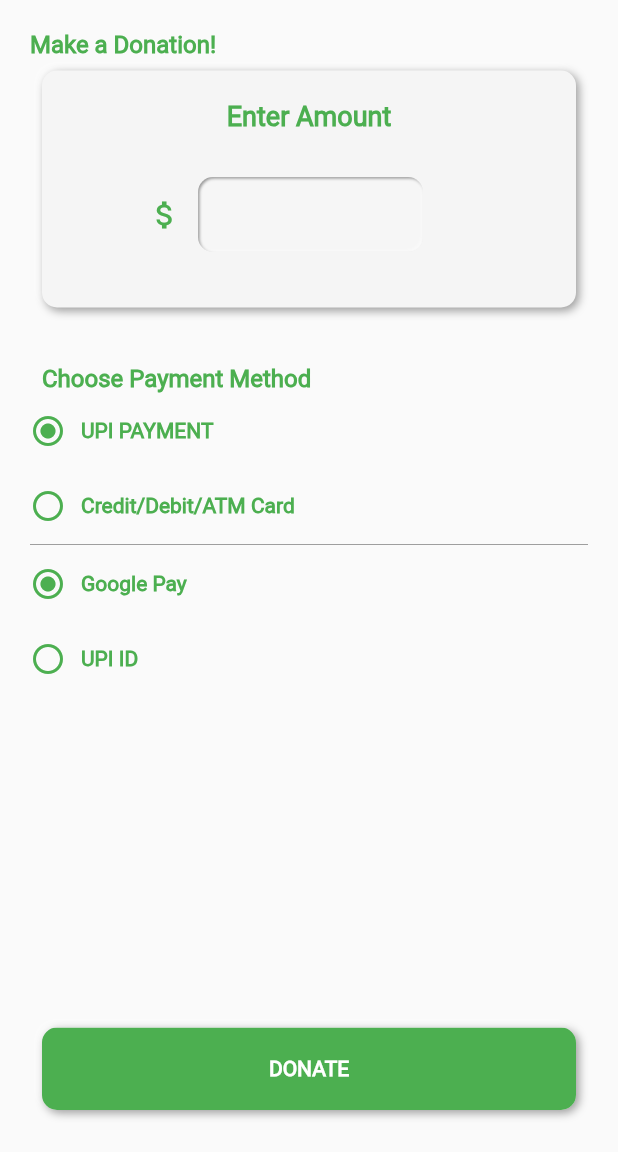
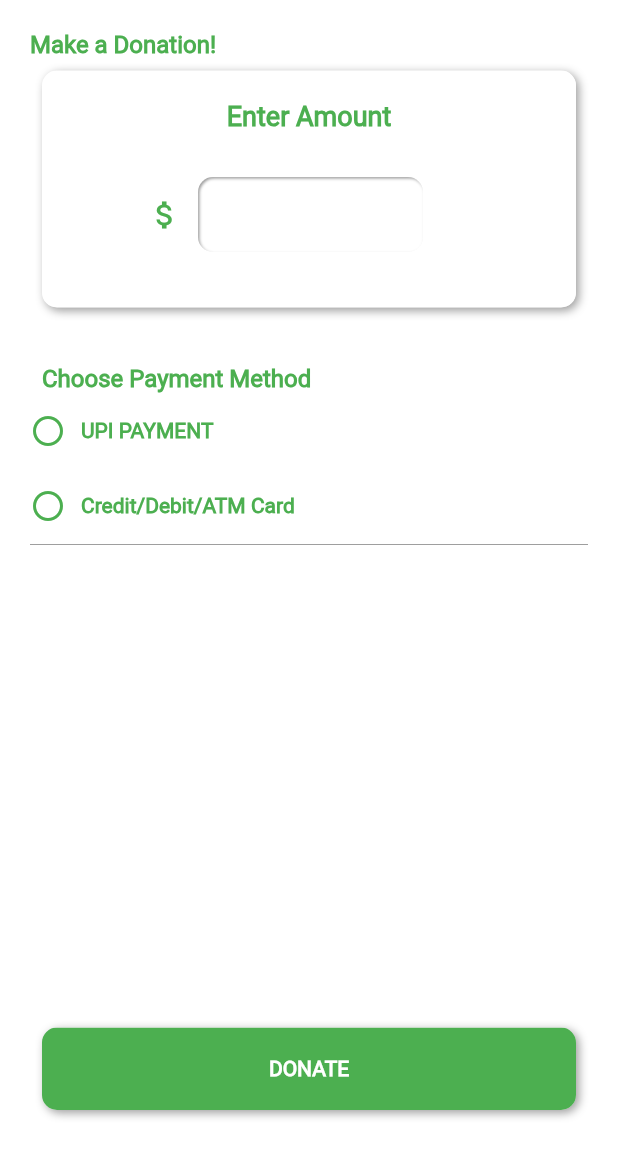
Before and after one commit to growlah/grow_local_eat_local, a Flutter app: the DonateScreen screen opened directly, on a phone screen of 412 x 824 dp, the part 84-1236 px from its top. Run offline on Flutter 3.47's test engine with Material 2 defaults, Android fonts, the light colour scheme and no system bars; drawn by our look-alikes of flutter_neumorphic; our stand-ins replace camera, chewie, firebase_auth, fluttertoast, image_picker, video_player; missing offline and left inert: arcore_flutter_plugin; accounts and stored records are empty.

Commit message:
donation screen implemented

```diff
--- a/lib/utils/assets.dart
+++ b/lib/utils/assets.dart
@@ -71,4 +71,5 @@ class Assets{
   static String appLogo='images/app_logo.png';
   static String bottomLogo='images/bottom_logo.png';
   static String scanIcon='images/scan_icon.png';
+  static String gPayIcon='images/gPay.png';
 }
--- a/lib/view/donate_screen.dart
+++ b/lib/view/donate_screen.dart
@@ -1,6 +1,7 @@
 import 'package:flutter/material.dart';
 import 'package:flutter_neumorphic/flutter_neumorphic.dart';
 import 'package:grow_lah/utils/app_config.dart';
+import 'package:grow_lah/utils/assets.dart';
 
 class DonateScreen extends StatefulWidget {
   DonateScreen({Key key}) : super(key: key);
@@ -13,6 +14,10 @@ class DonateScreen extends StatefulWidget {
 
 class _DonateScreenState extends State<DonateScreen> {
   TextEditingController textEditingController=TextEditingController();
+  bool upiPayment=false;
+  bool creditCard=false;
+  bool gPay=false;
+  bool upiId=false;
   @override
   void initState() {
     super.initState();
@@ -27,6 +32,7 @@ class _DonateScreenState extends State<DonateScreen> {
   Widget build(BuildContext context) {
     return Scaffold(
       resizeToAvoidBottomPadding: false,
+      backgroundColor: Colors.white,
       appBar: AppConfig.appBar('DONATE', context, true),
       body: Padding(
         padding: const EdgeInsets.all(20.0),
@@ -44,6 +50,7 @@ class _DonateScreenState extends State<DonateScreen> {
                 boxShape: AppConfig.neuShape,
                 child: Container(
                   height: 158.0,
+                  color: Colors.white,
                   width: 365.0,
                   child: Center(
                     child: Column(
@@ -109,11 +116,20 @@ class _DonateScreenState extends State<DonateScreen> {
                 color: Colors.green,
               ),),
             ),
-            Container(
+            GestureDetector(
+              onTap: (){
+                setState(() {
+                  upiPayment=!upiPayment;
+                  creditCard=false;
+                });
+              },
+              child: Container(
                 height: 50.0,
                 child: Row(
                   children: <Widget>[
-                  Icon(Icons.radio_button_checked,color: Colors.green,),
+                    Icon(
+                      !upiPayment?Icons.radio_button_unchecked:
+                      Icons.radio_button_checked,color: Colors.green,),
                     Padding(
                       padding: const EdgeInsets.only(left:10.0),
                       child: Text('UPI PAYMENT',style: TextStyle(color: Colors.green,
@@ -122,11 +138,20 @@ class _DonateScreenState extends State<DonateScreen> {
                   ],
                 ),
               ),
-            Container(
+            ),
+            GestureDetector(
+              onTap: (){
+                setState(() {
+                  creditCard=!creditCard;
+                  upiPayment=false;
+                });
+              },
+              child: Container(
                 height: 50.0,
                 child: Row(
                   children: <Widget>[
-                  Icon(Icons.radio_button_unchecked,color: Colors.green,),
+                    Icon(creditCard?Icons.radio_button_checked:
+                      Icons.radio_button_unchecked,color: Colors.green,),
                     Padding(
                       padding: const EdgeInsets.only(left:10.0),
                       child: Text('Credit/Debit/ATM Card',style: TextStyle(color: Colors.green,
@@ -135,33 +160,10 @@ class _DonateScreenState extends State<DonateScreen> {
                   ],
                 ),
               ),
+            ),
             AppConfig.divider(),
-            Container(
-              height: 50.0,
-              child: Row(
-                children: <Widget>[
-                  Icon(Icons.radio_button_checked,color: Colors.green,),
-                  Padding(
-                    padding: const EdgeInsets.only(left:10.0),
-                    child: Text('Google Pay',style: TextStyle(color: Colors.green,
-                        fontSize: 14.0,fontWeight: FontWeight.bold),),
-                  )
-                ],
-              ),
-            ),
-            Container(
-              height: 50.0,
-              child: Row(
-                children: <Widget>[
-                  Icon(Icons.radio_button_unchecked,color: Colors.green,),
-                  Padding(
-                    padding: const EdgeInsets.only(left:10.0),
-                    child: Text('UPI ID',style: TextStyle(color: Colors.green,
-                        fontSize: 14.0,fontWeight: FontWeight.bold),),
-                  )
-                ],
-              ),
-            ),
+           upiPayment?loadUpiWidget():
+               creditCard?loadCardWidget():Container(),
             Expanded(child: Container()),
             donateBtn()
           ],
@@ -194,6 +196,66 @@ class _DonateScreenState extends State<DonateScreen> {
     );
   }
 
+  Widget loadUpiWidget() {
+    return Column(
+       children: <Widget>[
+         GestureDetector(
+           onTap: (){
+             setState(() {
+               gPay=!gPay;
+               upiId=false;
+             });
+           },
+           child: Container(
+             height: 50.0,
+             child: Row(
+               children: <Widget>[
+                 Icon(
+                   !gPay?Icons.radio_button_unchecked:
+                   Icons.radio_button_checked,color: Colors.green,),
+                 Expanded(
+                   child: Padding(
+                     padding: const EdgeInsets.only(left:10.0),
+                     child: Text('Google Pay',style: TextStyle(color: Colors.green,
+                         fontSize: 14.0,fontWeight: FontWeight.bold),),
+                   ),
+                 ),
+                Image.asset(Assets.gPayIcon)
+               ],
+             ),
+           ),
+         ),
+         GestureDetector(
+           onTap: (){
+             setState(() {
+               upiId=!upiId;
+               gPay=false;
+             });
+           },
+           child: Container(
+             height: 50.0,
+             child: Row(
+               children: <Widget>[
+                 Icon(
+                   upiId?Icons.radio_button_checked:
+                   Icons.radio_button_unchecked,color: Colors.green,),
+                 Padding(
+                   padding: const EdgeInsets.only(left:10.0),
+                   child: Text('UPI Id',style: TextStyle(color: Colors.green,
+                       fontSize: 14.0,fontWeight: FontWeight.bold),),
+                 )
+               ],
+             ),
+           ),
+         ),
+       ],
+    );
+  }
+
+  loadCardWidget() {
+    return Container();
+  }
+
 
 
 }
--- a/pubspec.yaml
+++ b/pubspec.yaml
@@ -125,6 +125,7 @@ flutter:
     - images/app_logo.png
     - images/bottom_logo.png
     - images/scan_icon.png
+    - images/gPay.png
   # An image asset can refer to one or more resolution-specific "variants", see
   # https://flutter.dev/assets-and-images/#resolution-aware.
 
```
Also changed, not shown: images/gPay.png (added). Lines whose indentation alone changed are shown as unchanged.
